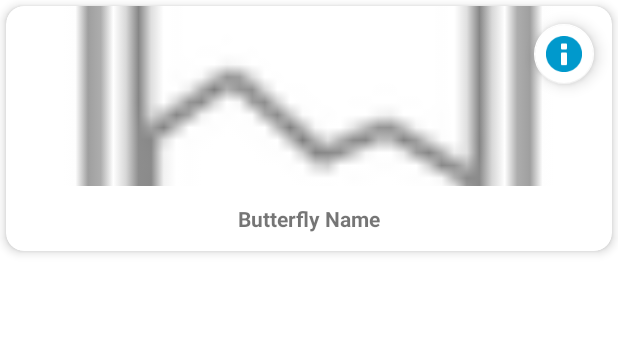
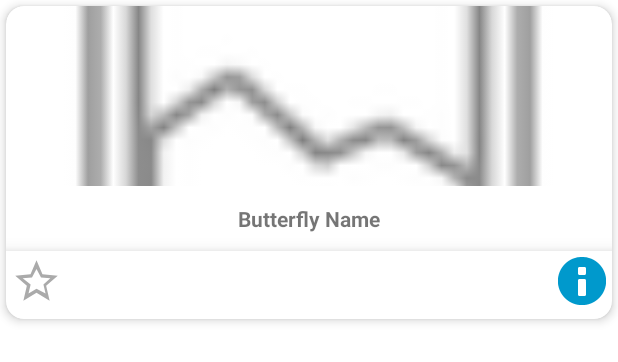
Before and after one commit to ertch/YoloFly, an Android app: the layout item_butterfly.xml on its own in the app's theme, with its tools: preview values and no code run, on a phone screen of 412 x 824 dp. Shown: the top 362 px of the screen. Run offline under Robolectric (Android 15) with nearby library versions, the phone set to English and light mode, and no system bars.

Commit message:
Highlighten wenn schon gefangen filter Favoriten

```diff
--- a/app/src/main/java/com/example/butterflydetector/model/ButterflyData.kt
+++ b/app/src/main/java/com/example/butterflydetector/model/ButterflyData.kt
@@ -8,5 +8,7 @@ data class Butterfly(
     val description: String,
     val habitat: String,
     val wingspan: String,
-    val flightPeriod: String
+    val flightPeriod: String,
+    var isFavorite: Boolean = false,
+    var isPhotographed: Boolean = false
 )
--- /dev/null
+++ b/app/src/main/res/drawable/ic_star_border.xml
@@ -0,0 +1,10 @@
+<?xml version="1.0" encoding="utf-8"?>
+<vector xmlns:android="http://schemas.android.com/apk/res/android"
+    android:width="34dp"
+    android:height="34dp"
+    android:viewportWidth="24"
+    android:viewportHeight="24">
+    <path
+        android:fillColor="#808080"
+        android:pathData="M22,9.24l-7.19-.62L12,2 9.19,8.63 2,9.24l5.46,4.73L5.82,21 12,17.27 18.18,21l-1.64-7.03L22,9.24zM12,15.4l-3.76,2.27 1-4.28L5.5,10.5l4.38-.38L12,6.1l2.12,4.02 4.38,.38-3.24,2.89 1,4.28L12,15.4z"/>
+</vector>
--- a/app/src/main/res/layout/item_butterfly.xml
+++ b/app/src/main/res/layout/item_butterfly.xml
@@ -17,6 +17,8 @@
             android:layout_width="match_parent"
             android:layout_height="120dp">
 
+            <!-- Info Button Overlay -->
+
             <ImageView
                 android:id="@+id/butterfly_image"
                 android:layout_width="match_parent"
@@ -24,17 +26,7 @@
                 android:scaleType="centerCrop"
                 android:src="@android:drawable/ic_menu_gallery" />
 
-            <!-- Info Button Overlay -->
-            <com.google.android.material.floatingactionbutton.FloatingActionButton
-                android:id="@+id/info_button"
-                android:layout_width="wrap_content"
-                android:layout_height="wrap_content"
-                android:layout_gravity="top|end"
-                android:layout_margin="8dp"
-                app:fabSize="mini"
-                app:srcCompat="@android:drawable/ic_dialog_info"
-                app:backgroundTint="@android:color/white"
-                app:tint="@android:color/holo_blue_dark" />
+            <!-- Info Button (rechts oben) -->
 
         </FrameLayout>
 
@@ -51,6 +43,30 @@
             android:maxLines="2"
             android:ellipsize="end" />
 
+        <com.google.android.material.bottomnavigation.BottomNavigationView
+            android:layout_width="match_parent"
+            android:layout_height="45dp">
+
+<ImageButton                android:id="@+id/favorite_button"
+                android:layout_width="40dp"
+                android:layout_height="40dp"
+                app:backgroundTint="@android:color/white"
+                app:fabSize="mini"
+                app:rippleColor="#FFEB3B"
+                app:srcCompat="@drawable/ic_star_border"
+                app:tint="#AAAAAA" />
+
+<ImageButton                android:id="@+id/info_button"
+                android:layout_width="40dp"
+                android:layout_height="40dp"
+                android:layout_gravity="top|end"
+                app:backgroundTint="@android:color/white"
+                app:fabSize="mini"
+                app:rippleColor="@android:color/holo_blue_light"
+                app:srcCompat="@android:drawable/ic_dialog_info"
+                app:tint="@android:color/holo_blue_dark" />
+        </com.google.android.material.bottomnavigation.BottomNavigationView>
+
     </LinearLayout>
 
 </com.google.android.material.card.MaterialCardView>
```
Also changed, not shown: app/src/main/java/com/example/butterflydetector/data/ButterflyRepository.kt (+8 -8 lines), app/src/main/java/com/example/butterflydetector/ui/speciescatalog/ButterflyAdapter.kt (+37 -3 lines), app/src/main/java/com/example/butterflydetector/ui/speciescatalog/SpeciesCatalogFragment.kt (+29 -14 lines), app/src/main/java/com/example/butterflydetector/ui/speciescatalog/SpeciesCatalogViewModel.kt (+19 -20 lines), app/src/main/res/drawable/ic_star_filled.xml (added, +10 -0 lines), app/src/main/res/drawable/butterfly_bluemorpho.jpg (added), app/src/main/res/drawable/butterfly_cabbagewhite.jpg (added), gradle/wrapper/gradle-wrapper.properties, 4 other files.
